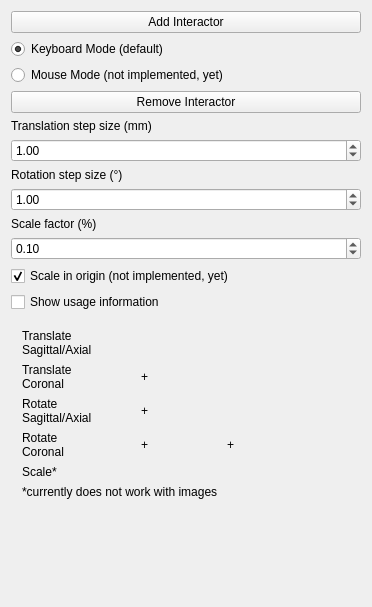
Above: Plugins/org.mitk.gui.qt.geometrytools/src/internal/QmitkGeometryToolsViewControls.ui from MITK/MITK before the change. Below: the same form after it.
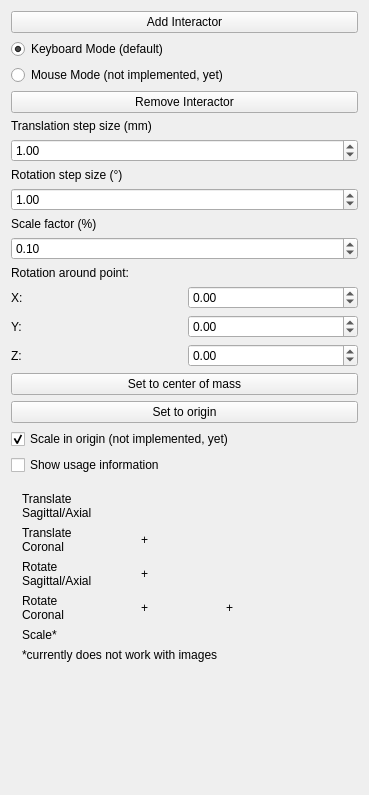
That is the form after the change. Icons and pictures are not drawn.

Commit message:
Version where center of mass is almost working correctly.
WIP: Rotation around points works, but scaling still doesnt.

Patch:
```diff
--- a/Plugins/org.mitk.gui.qt.geometrytools/src/internal/QmitkGeometryToolsViewControls.ui
+++ b/Plugins/org.mitk.gui.qt.geometrytools/src/internal/QmitkGeometryToolsViewControls.ui
@@ -6,8 +6,8 @@
    <rect>
     <x>0</x>
     <y>0</y>
-    <width>372</width>
-    <height>607</height>
+    <width>369</width>
+    <height>795</height>
    </rect>
   </property>
   <property name="minimumSize">
@@ -20,68 +20,183 @@
    <string>QmitkTemplate</string>
   </property>
   <layout class="QGridLayout" name="gridLayout_2">
-   <item row="1" column="0">
-    <widget class="QRadioButton" name="m_KeyboardMode">
+   <item row="11" column="1">
+    <widget class="QDoubleSpinBox" name="m_RotationPointX">
+     <property name="minimum">
+      <double>-9999.989999999999782</double>
+     </property>
+     <property name="maximum">
+      <double>9999.989999999999782</double>
+     </property>
+    </widget>
+   </item>
+   <item row="13" column="1">
+    <widget class="QDoubleSpinBox" name="m_RotationPointZ">
+     <property name="minimum">
+      <double>-9999.989999999999782</double>
+     </property>
+     <property name="maximum">
+      <double>9999.989999999999782</double>
+     </property>
+    </widget>
+   </item>
+   <item row="22" column="1">
+    <spacer name="verticalSpacer">
+     <property name="orientation">
+      <enum>Qt::Vertical</enum>
+     </property>
+     <property name="sizeHint" stdset="0">
+      <size>
+       <width>20</width>
+       <height>40</height>
+      </size>
+     </property>
+    </spacer>
+   </item>
+   <item row="12" column="1">
+    <widget class="QDoubleSpinBox" name="m_RotationPointY">
+     <property name="minimum">
+      <double>-9999.989999999999782</double>
+     </property>
+     <property name="maximum">
+      <double>9999.989999999999782</double>
+     </property>
+    </widget>
+   </item>
+   <item row="11" column="0">
+    <widget class="QLabel" name="label_33">
      <property name="text">
-      <string>Keyboard Mode (default)</string>
+      <string>X:</string>
      </property>
-     <property name="checked">
-      <bool>true</bool>
+    </widget>
+   </item>
+   <item row="12" column="0">
+    <widget class="QLabel" name="label_34">
+     <property name="text">
+      <string>Y:</string>
      </property>
     </widget>
    </item>
-   <item row="3" column="0">
+   <item row="13" column="0">
+    <widget class="QLabel" name="label_35">
+     <property name="text">
+      <string>Z:</string>
+     </property>
+    </widget>
+   </item>
+   <item row="10" column="0" colspan="2">
+    <widget class="QLabel" name="label_32">
+     <property name="text">
+      <string>Rotation around point:</string>
+     </property>
+    </widget>
+   </item>
+   <item row="9" column="0" colspan="2">
+    <widget class="QDoubleSpinBox" name="m_ScaleFactor">
+     <property name="maximum">
+      <double>200.000000000000000</double>
+     </property>
+     <property name="singleStep">
+      <double>0.100000000000000</double>
+     </property>
+     <property name="value">
+      <double>0.100000000000000</double>
+     </property>
+    </widget>
+   </item>
+   <item row="8" column="0" colspan="2">
+    <widget class="QLabel" name="label_3">
+     <property name="text">
+      <string>Scale factor (%)</string>
+     </property>
+    </widget>
+   </item>
+   <item row="7" column="0" colspan="2">
+    <widget class="QDoubleSpinBox" name="m_RotationStep">
+     <property name="maximum">
+      <double>360.000000000000000</double>
+     </property>
+     <property name="value">
+      <double>1.000000000000000</double>
+     </property>
+    </widget>
+   </item>
+   <item row="6" column="0" colspan="2">
+    <widget class="QLabel" name="label_2">
+     <property name="text">
+      <string>Rotation step size (°)</string>
+     </property>
+    </widget>
+   </item>
+   <item row="5" column="0" colspan="2">
+    <widget class="QDoubleSpinBox" name="m_TranslationStep">
+     <property name="decimals">
+      <number>2</number>
+     </property>
+     <property name="maximum">
+      <double>1000.000000000000000</double>
+     </property>
+     <property name="value">
+      <double>1.000000000000000</double>
+     </property>
+    </widget>
+   </item>
+   <item row="4" column="0" colspan="2">
+    <widget class="QLabel" name="label">
+     <property name="text">
+      <string>Translation step size (mm)</string>
+     </property>
+    </widget>
+   </item>
+   <item row="3" column="0" colspan="2">
     <widget class="QPushButton" name="m_RemoveInteractor">
      <property name="text">
       <string>Remove Interactor</string>
      </property>
     </widget>
    </item>
-   <item row="2" column="0">
+   <item row="2" column="0" colspan="2">
     <widget class="QRadioButton" name="m_MouseMode">
      <property name="text">
       <string>Mouse Mode (not implemented, yet)</string>
      </property>
     </widget>
    </item>
-   <item row="6" column="0">
-    <widget class="QLabel" name="label_2">
+   <item row="1" column="0" colspan="2">
+    <widget class="QRadioButton" name="m_KeyboardMode">
      <property name="text">
-      <string>Rotation step size (°)</string>
+      <string>Keyboard Mode (default)</string>
      </property>
+     <property name="checked">
+      <bool>true</bool>
+     </property>
     </widget>
    </item>
-   <item row="7" column="0">
-    <widget class="QDoubleSpinBox" name="m_RotationStep">
-     <property name="maximum">
-      <double>360.000000000000000</double>
+   <item row="0" column="0" colspan="2">
+    <widget class="QPushButton" name="m_AddInteractor">
+     <property name="toolTip">
+      <string>Do image processing</string>
      </property>
-     <property name="value">
-      <double>1.000000000000000</double>
+     <property name="text">
+      <string>Add Interactor</string>
      </property>
     </widget>
    </item>
-   <item row="8" column="0">
-    <widget class="QLabel" name="label_3">
+   <item row="14" column="0" colspan="2">
+    <widget class="QPushButton" name="m_SetToCenterOfMass">
      <property name="text">
-      <string>Scale factor (%)</string>
+      <string>Set to center of mass</string>
      </property>
     </widget>
    </item>
-   <item row="9" column="0">
-    <widget class="QDoubleSpinBox" name="m_ScaleFactor">
-     <property name="maximum">
-      <double>200.000000000000000</double>
+   <item row="15" column="0" colspan="2">
+    <widget class="QPushButton" name="m_SetToOrigin">
+     <property name="text">
+      <string>Set to origin</string>
      </property>
-     <property name="singleStep">
-      <double>0.100000000000000</double>
-     </property>
-     <property name="value">
-      <double>0.100000000000000</double>
-     </property>
     </widget>
    </item>
-   <item row="10" column="0">
+   <item row="19" column="0" colspan="2">
     <widget class="QCheckBox" name="m_ScaleInOrigin">
      <property name="text">
       <string>Scale in origin (not implemented, yet)</string>
@@ -91,14 +206,14 @@
      </property>
     </widget>
    </item>
-   <item row="11" column="0">
+   <item row="20" column="0" colspan="2">
     <widget class="QCheckBox" name="m_UsageInfoCheckBox">
      <property name="text">
       <string>Show usage information</string>
      </property>
     </widget>
    </item>
-   <item row="12" column="0">
+   <item row="21" column="0" colspan="2">
     <widget class="QWidget" name="m_UsageInfo" native="true">
      <layout class="QGridLayout" name="gridLayout">
       <item row="0" column="0">
@@ -358,49 +473,6 @@
      </layout>
     </widget>
    </item>
-   <item row="0" column="0">
-    <widget class="QPushButton" name="m_AddInteractor">
-     <property name="toolTip">
-      <string>Do image processing</string>
-     </property>
-     <property name="text">
-      <string>Add Interactor</string>
-     </property>
-    </widget>
-   </item>
-   <item row="4" column="0">
-    <widget class="QLabel" name="label">
-     <property name="text">
-      <string>Translation step size (mm)</string>
-     </property>
-    </widget>
-   </item>
-   <item row="5" column="0">
-    <widget class="QDoubleSpinBox" name="m_TranslationStep">
-     <property name="decimals">
-      <number>2</number>
-     </property>
-     <property name="maximum">
-      <double>1000.000000000000000</double>
-     </property>
-     <property name="value">
-      <double>1.000000000000000</double>
-     </property>
-    </widget>
-   </item>
-   <item row="13" column="0">
-    <spacer name="verticalSpacer">
-     <property name="orientation">
-      <enum>Qt::Vertical</enum>
-     </property>
-     <property name="sizeHint" stdset="0">
-      <size>
-       <width>20</width>
-       <height>40</height>
-      </size>
-     </property>
-    </spacer>
-   </item>
   </layout>
  </widget>
  <layoutdefault spacing="6" margin="11"/>
```
Left out of the diff: 38 changed lines with no effect on the pictures. The commit also changes 4 other files.
